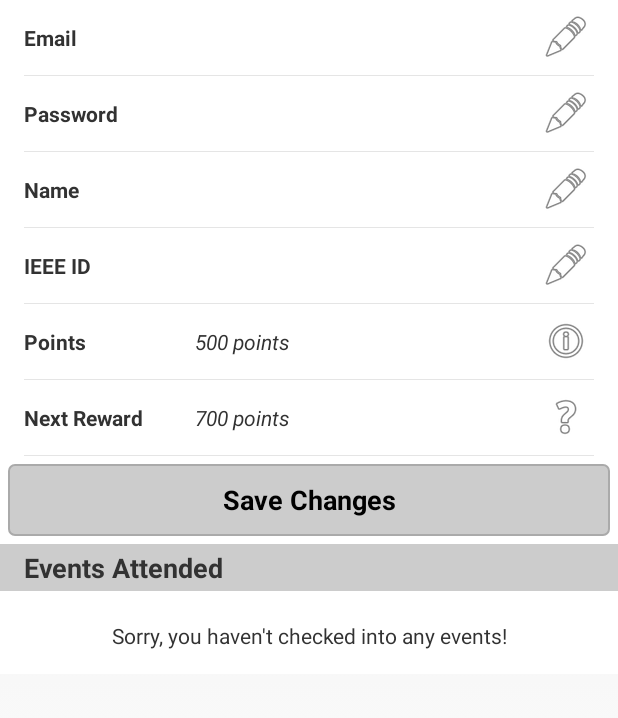
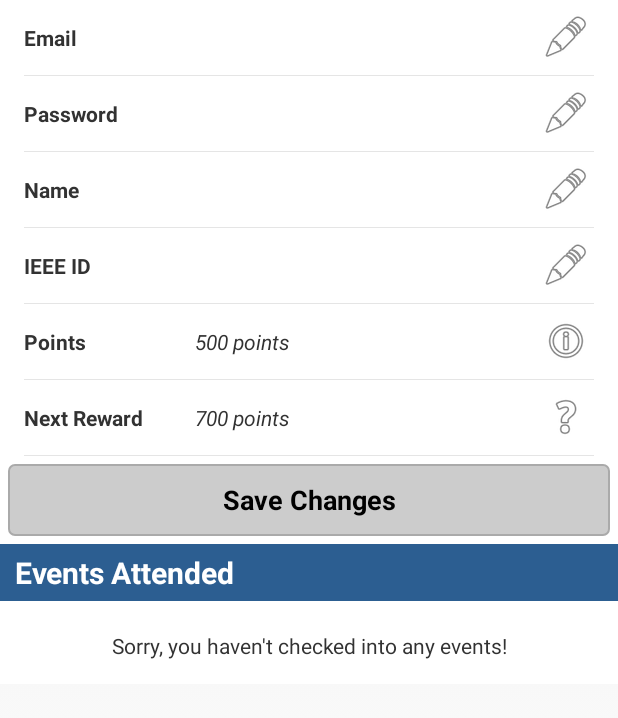
Before and after one commit to DxTania/UCLA-IEEE-Android, an Android app: the fragment ProfileActivity placed in its activity, on a phone screen of 412 x 824 dp, the part 181-899 px from its top. Run offline under Robolectric (Android 15) with nearby library versions, the phone set to English and light mode, and no system bars; 3 statements that could not run were skipped.

Commit message:
Fix colors and announcement update

```diff
--- a/app/src/main/java/com/ucla_ieee/app/MainActivity.java
+++ b/app/src/main/java/com/ucla_ieee/app/MainActivity.java
@@ -173,6 +173,7 @@ public class MainActivity extends FragmentActivity
     public CalendarActivity getCalendar() {
         return mCalendarActivity;
     }
+
     public void stopCalendarTask() {
         if (mCalendarTask != null) {
             mCalendarTask.cancel(true);
--- a/app/src/main/java/com/ucla_ieee/app/NavigationDrawerFragment.java
+++ b/app/src/main/java/com/ucla_ieee/app/NavigationDrawerFragment.java
@@ -144,13 +144,13 @@ public class NavigationDrawerFragment extends Fragment {
                 activity.setFragmentTitle("Announcements");
                 activity.doFragment(MainActivity.ANNOUNCEMENTS_TAG);
                 break;
-            case 4:
+            case 5:
                 // Check In
                 Intent scanIntent = new Intent("com.google.zxing.client.android.SCAN");
                 scanIntent.putExtra("SCAN_MODE", "QR_CODE_MODE");
                 startActivityForResult(scanIntent, SCAN);
                 break;
-            case 5:
+            case 6:
                 // Logout
                 SessionManager sessionManager = new SessionManager(getActivity());
                 sessionManager.logoutUser();
--- a/app/src/main/res/layout/fragment_profile.xml
+++ b/app/src/main/res/layout/fragment_profile.xml
@@ -318,17 +318,18 @@
             android:id="@+id/saveChanges"/>
 
         <TextView
+            android:background="@color/ucla_blue"
+            android:id="@+id/textView3"
+            android:layout_height="wrap_content"
             android:layout_width="fill_parent"
-            android:layout_height="wrap_content"
+            android:paddingBottom="5dp"
+            android:paddingLeft="10dp"
+            android:paddingTop="5dp"
             android:text="@string/events_attended"
-            android:id="@+id/textView3"
-            android:background="@color/caldroid_gray"
-            android:paddingTop="3dp"
-            android:paddingBottom="3dp"
-            android:paddingLeft="@dimen/activity_horizontal_margin"
-            android:paddingRight="@dimen/activity_horizontal_margin"
+            android:textColor="@color/caldroid_white"
+            android:textSize="20sp"
             android:textStyle="bold"
-            android:textSize="18sp"/>
+            android:typeface="normal"/>
 
         <ListView xmlns:android="http://schemas.android.com/apk/res/android"
                   android:layout_width="fill_parent"
```
Also changed, not shown: app/src/main/java/com/ucla_ieee/app/content/AnnouncementsActivity.java (+14 -11 lines).
